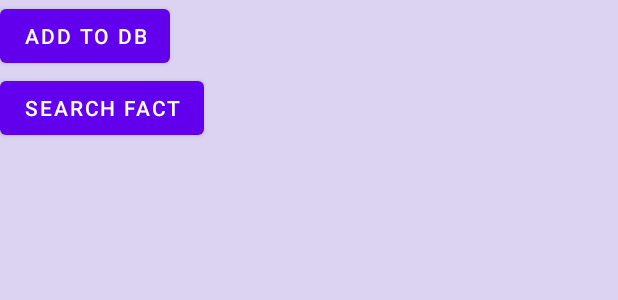
After one commit to rafael-cagliari/chuck-norris-facts-app, an Android app: the layout fragment_facts_list.xml on its own in the app's theme, with its tools: preview values and no code run, on a phone screen of 412 x 824 dp. The commit adds this screen. Shown: the top 300 px of the screen. Run offline under Robolectric (Android 15) with nearby library versions, the phone set to English and light mode, and no system bars; network calls fail.

Commit message:
-added factList Fragment and ViewModel -calling addFactToDB after calling getFact() adds the retrieved fact to the database

```diff
--- a/app/build.gradle
+++ b/app/build.gradle
@@ -10,6 +10,9 @@ apply plugin: 'kotlin-kapt'
 android {
     compileSdkVersion 30
     buildToolsVersion "30.0.3"
+    viewBinding {
+        enabled = true
+    }
 
     defaultConfig {
         applicationId "com.rafael.chuck_norris"
@@ -39,6 +42,8 @@ android {
 
 
 dependencies {
+    implementation 'androidx.navigation:navigation-fragment-ktx:2.3.5'
+    implementation 'androidx.navigation:navigation-ui-ktx:2.3.5'
     def room_version = "2.3.0"
 
     implementation "androidx.room:room-runtime:$room_version"
--- /dev/null
+++ b/app/src/main/res/layout/fragment_facts_list.xml
@@ -0,0 +1,31 @@
+<?xml version="1.0" encoding="utf-8"?>
+<androidx.constraintlayout.widget.ConstraintLayout
+    xmlns:android="http://schemas.android.com/apk/res/android"
+    xmlns:app="http://schemas.android.com/apk/res-auto"
+    xmlns:tools="http://schemas.android.com/tools"
+    android:layout_width="match_parent"
+    android:layout_height="match_parent"
+    android:background="#2C3700B3"
+    tools:context=".FactsListFragment">
+
+    <Button
+        android:id="@+id/test_button"
+        android:layout_width="wrap_content"
+        android:layout_height="wrap_content"
+        android:text="Search FACT"
+        app:layout_constraintStart_toStartOf="parent"
+        app:layout_constraintTop_toBottomOf="@+id/add_to_db_button" />
+
+    <Button
+        android:id="@+id/add_to_db_button"
+        android:layout_width="wrap_content"
+        android:layout_height="wrap_content"
+        android:text="Add to DB"
+        app:layout_constraintStart_toStartOf="parent"
+        app:layout_constraintTop_toTopOf="parent" />
+
+    <!-- TODO: Update blank fragment layout -->
+
+
+
+</androidx.constraintlayout.widget.ConstraintLayout>
--- a/build.gradle
+++ b/build.gradle
@@ -6,13 +6,14 @@ buildscript {
         mavenCentral()
     }
     dependencies {
-        classpath "com.android.tools.build:gradle:4.2.1"
+        classpath 'com.android.tools.build:gradle:4.1.2'
         classpath "org.jetbrains.kotlin:kotlin-gradle-plugin:$kotlin_version"
 
         // NOTE: Do not place your application dependencies here; they belong
         // in the individual module build.gradle files
     }
 }
+
 
 allprojects {
     repositories {
--- a/data/src/main/java/com/rafael/data/datasource/AddFactToDBDataSource.kt
+++ b/data/src/main/java/com/rafael/data/datasource/AddFactToDBDataSource.kt
@@ -1,8 +1,8 @@
 package com.rafael.data.datasource
 
 import com.rafael.data.model.ChuckNorrisFactDBItem
-import com.rafael.domain.model.ChuckNorrisFact
+import io.reactivex.Single
 
 interface AddFactToDBDataSource {
-    fun addFactToDB(fact:ChuckNorrisFactDBItem)
+    fun addFactToDB(fact:ChuckNorrisFactDBItem): Single<Long>
 }
--- a/data/src/main/java/com/rafael/data/datasource/AddFactToDBDataSourceImpl.kt
+++ b/data/src/main/java/com/rafael/data/datasource/AddFactToDBDataSourceImpl.kt
@@ -2,16 +2,16 @@ package com.rafael.data.datasource
 import android.util.Log
 import com.rafael.data.model.ChuckNorrisFactDBItem
 import com.rafael.data.persistance.FactsDao
-import java.lang.Exception
+import io.reactivex.Single
 
 
 class AddFactToDBDataSourceImpl(val factsDao: FactsDao):AddFactToDBDataSource {
-    override fun addFactToDB(fact: ChuckNorrisFactDBItem){
+    override fun addFactToDB(fact: ChuckNorrisFactDBItem): Single<Long> {
         try {
             return factsDao.addFactToDB(fact)
         }
         catch (exception:Exception){
             Log.d("error adding to tb", exception.localizedMessage)
         }
-        }
+       return factsDao.addFactToDB(fact) }
     }
--- a/data/src/main/java/com/rafael/data/persistance/FactsDao.kt
+++ b/data/src/main/java/com/rafael/data/persistance/FactsDao.kt
@@ -6,13 +6,13 @@ import androidx.room.Delete
 import androidx.room.Insert
 import androidx.room.OnConflictStrategy
 import com.rafael.data.model.ChuckNorrisFactDBItem
-import com.rafael.domain.model.ChuckNorrisFact
+import io.reactivex.Single
 
 @Dao
 interface FactsDao {
 
     @Insert(onConflict = OnConflictStrategy.IGNORE)
-    fun addFactToDB(fact:ChuckNorrisFactDBItem)
+    fun addFactToDB(fact:ChuckNorrisFactDBItem): Single<Long>
 
     @Delete
     fun deleteFactFromDB(fact:ChuckNorrisFactDBItem)
--- a/domain/build.gradle
+++ b/domain/build.gradle
@@ -6,6 +6,7 @@ plugins {
 android {
     compileSdkVersion 30
     buildToolsVersion "30.0.3"
+
 
     defaultConfig {
         minSdkVersion 19
--- a/domain/src/main/java/com/rafael/domain/repository/AddFactToDBRepository.kt
+++ b/domain/src/main/java/com/rafael/domain/repository/AddFactToDBRepository.kt
@@ -1,9 +1,8 @@
 package com.rafael.domain.repository
 
-import android.content.Context
 import com.rafael.domain.model.ChuckNorrisFact
+import io.reactivex.Single
 
 interface AddFactToDBRepository {
-    fun addFactToDB(fact:ChuckNorrisFact){
-    }
+    fun addFactToDB(fact:ChuckNorrisFact): Single<Long>
 }
--- a/domain/src/main/java/com/rafael/domain/usecase/AddFactToDBUseCase.kt
+++ b/domain/src/main/java/com/rafael/domain/usecase/AddFactToDBUseCase.kt
@@ -4,5 +4,5 @@ import com.rafael.domain.model.ChuckNorrisFact
 import io.reactivex.Single
 
 interface AddFactToDBUseCase {
-    fun addFactToDB(fact:ChuckNorrisFact)
+    fun addFactToDB(fact:ChuckNorrisFact):Single<Long>
 }
--- a/domain/src/main/java/com/rafael/domain/usecase/AddFactToDBUseCaseImpl.kt
+++ b/domain/src/main/java/com/rafael/domain/usecase/AddFactToDBUseCaseImpl.kt
@@ -2,10 +2,10 @@ package com.rafael.domain.usecase
 
 import com.rafael.domain.model.ChuckNorrisFact
 import com.rafael.domain.repository.AddFactToDBRepository
-import com.rafael.domain.repository.GetFilteredFactRepository
+import io.reactivex.Single
 
 class AddFactToDBUseCaseImpl(val repository: AddFactToDBRepository):AddFactToDBUseCase {
-    override fun addFactToDB(fact: ChuckNorrisFact) {
+    override fun addFactToDB(fact: ChuckNorrisFact): Single<Long> {
         return repository.addFactToDB(fact)
     }
 }
```
Also changed, not shown: app/src/main/java/com/rafael/chuck_norris/FactsListFragment.kt (added, +36 -0 lines), app/src/main/java/com/rafael/chuck_norris/MainActivity.kt (+19 -58 lines), app/src/main/java/com/rafael/chuck_norris/MainScreenFragment.kt (deleted, +0 -24 lines), app/src/main/java/com/rafael/chuck_norris/viewmodel/FactListViewModel.kt (added, +81 -0 lines), app/src/main/res/layout/activity_main.xml (+5 -14 lines), app/src/main/res/layout/fragment_main_screen.xml (deleted, +0 -14 lines), app/src/main/res/navigation/nav_graph.xml (added, +13 -0 lines), data/src/main/java/com/rafael/data/repository/AddFactToDBRepositoryImpl.kt (+4 -6 lines), gradle/wrapper/gradle-wrapper.properties (added), 1 other file.
